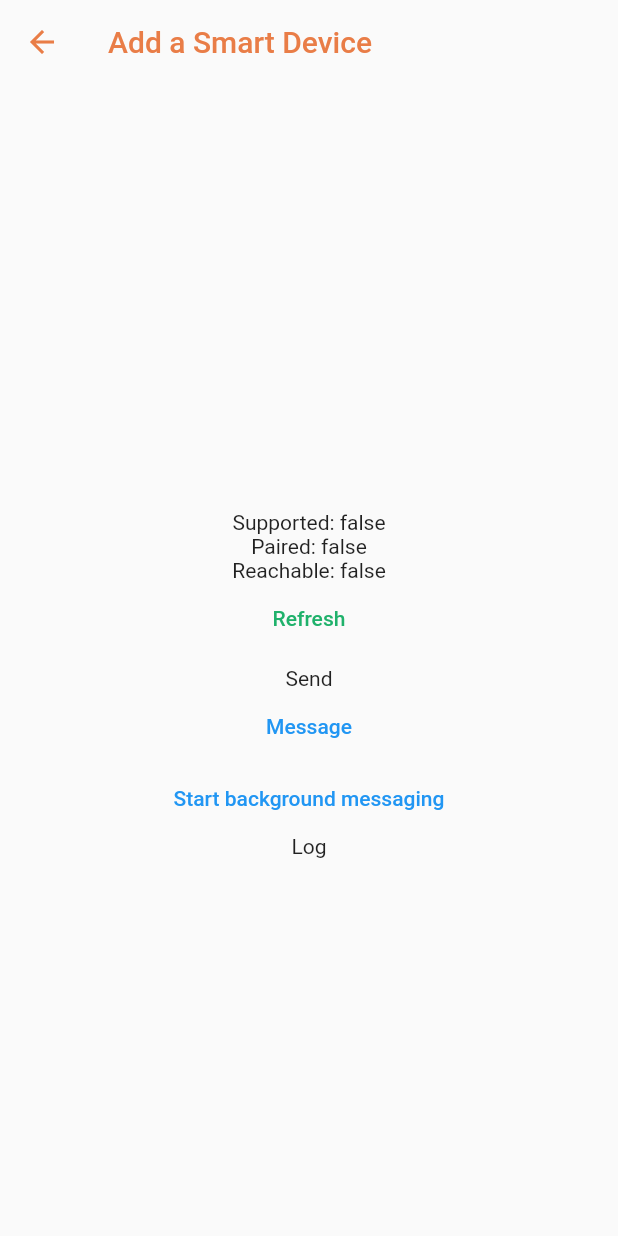
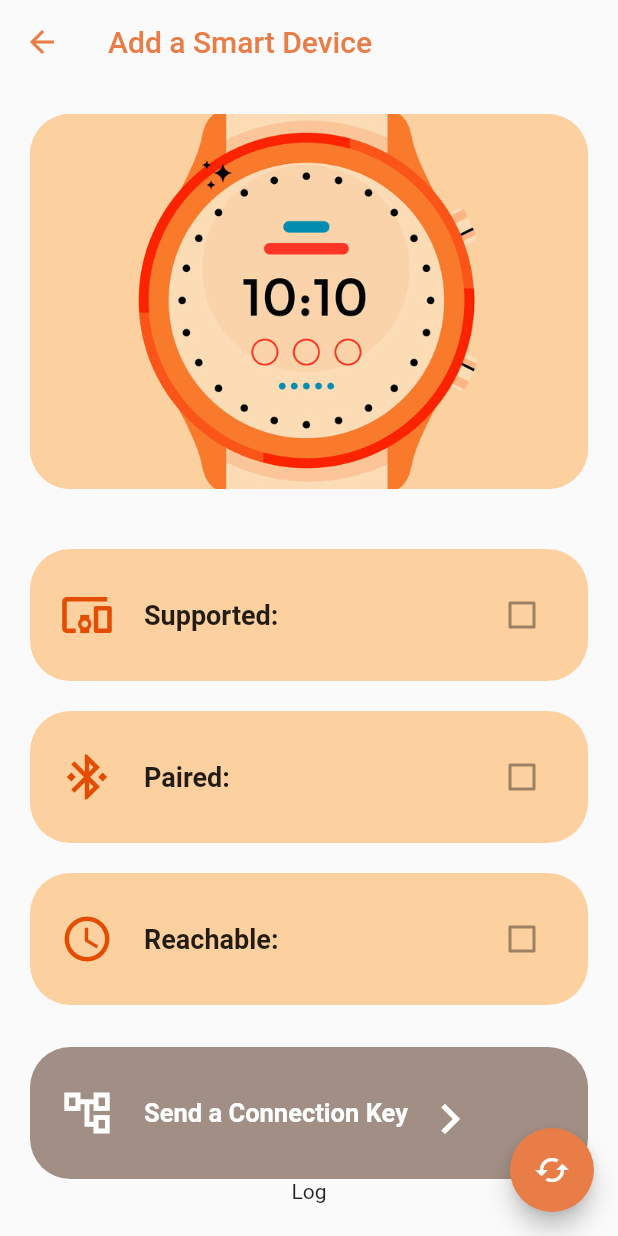
Before and after one commit to Google-Solution-Challenge-Metu/CanYouHearMe, a Flutter app: the AddDevice screen opened directly, on a phone screen of 412 x 824 dp. Run offline on Flutter 3.47's test engine with Material 2 defaults, Android fonts, the phone set to English and light mode, and no system bars; our stand-ins replace audioplayers, awesome_snackbar_content, cloud_firestore, firebase_auth, firebase_core, firebase_storage and 12 more; missing offline and left inert: custom_info_window, dart:ffi, open_street_map_search_and_pick, rotary_scrollbar, watch_connectivity, watch_connectivity_garmin and 1 more; accounts and stored records are empty; project files that could hold a hidden picture were left out.

Commit message:
Add device ui

```diff
--- a/lib/screens/profile/add_smart_device.dart
+++ b/lib/screens/profile/add_device/add_smart_device.dart
@@ -1,3 +1,4 @@
+import 'package:dietapp/screens/profile/add_device/send_tile.dart';
 import 'package:flutter/material.dart';
 import 'dart:async';
 import 'dart:io';
@@ -5,6 +6,8 @@ import 'package:watch_connectivity/watch_connectivity.dart';
 import 'package:watch_connectivity_garmin/watch_connectivity_garmin.dart';
 import 'package:firebase_auth/firebase_auth.dart';
 import 'package:cloud_firestore/cloud_firestore.dart';
+
+import 'check_tile.dart';
 
 class AddDevice extends StatefulWidget {
   const AddDevice({super.key});
@@ -84,7 +87,7 @@ class _AddDeviceState extends State<AddDevice> {
   void sendMessage() {
     final message = {"email": email, "password":password};
     _watch.sendMessage(message);
-    setState(() => _log.add('email:'+message["email"].toString()));
+    setState(() => _log.add('Notice: You have been sent "connection key" to your smart device. Please refresh your smart device.'));
   }
 
   @override
@@ -104,25 +107,43 @@ class _AddDeviceState extends State<AddDevice> {
           ),
       ),
       body: Center(
-        child: SingleChildScrollView(
-          padding: const EdgeInsets.all(16),
-          child: SafeArea(
             child: Column(
-              mainAxisAlignment: MainAxisAlignment.center,
+              //mainAxisAlignment: MainAxisAlignment.center,
               children: [
-                Text(email),
-                Text(password),
-                Text('Supported: $_supported'),
-                Text('Paired: $_paired'),
-                Text('Reachable: $_reachable'),
-                if (_watch is! WatchConnectivityGarmin) ...[
-                  Text('Context: $_context'),
-                  //Text('Received contexts: $_receivedContexts'),
-                ],
-                TextButton(
-                  onPressed: initPlatformState,
-                  child: const Text('Refresh',style: TextStyle(color: Color.fromARGB(255, 31, 177, 107)),),
+                Padding(
+                  padding: const EdgeInsets.all(20),
+                  child: Container(
+                    height: 250,
+                    padding: EdgeInsets.all(20),
+                    decoration: BoxDecoration(
+                      image: DecorationImage(
+                        fit: BoxFit.cover,
+                        image: AssetImage(
+                          'assets/images/watch_vector.png',
+                        ),
+                      ),
+                      //shape: BoxShape.circle,
+                      color: Color.fromARGB(255, 251, 190, 160),
+                      borderRadius: BorderRadius.circular(27),
+                    ),
+                  ),
                 ),
+                CheckTile(
+                  Titles: 'Supported:',
+                  bools: _supported,
+                  iconss: Icons.devices_other_outlined,
+                ),
+                CheckTile(
+                  Titles: 'Paired:',
+                  bools: _paired,
+                  iconss: Icons.bluetooth_connected,
+                ),
+                CheckTile(
+                  Titles: 'Reachable:',
+                  bools: _reachable,
+                  iconss: Icons.access_time_outlined,
+                ),
+
                 if (_watch is WatchConnectivityGarmin && Platform.isIOS)
                   TextButton(
                     onPressed:
@@ -130,37 +151,32 @@ class _AddDeviceState extends State<AddDevice> {
                     child: const Text('Open device selection'),
                   ),
                 const SizedBox(height: 8),
-                const Text('Send'),
-                Row(
-                  mainAxisAlignment: MainAxisAlignment.center,
-                  children: [
-                    TextButton(
-                      onPressed: sendMessage,//sendMessage,
-                      child: const Text('Message'),
-                    ),
-                    if (_watch is! WatchConnectivityGarmin) ...[
-                      const SizedBox(width: 8),
-                      TextButton(
-                        onPressed: sendMessage,//sendContext,
-                        child: const Text('Context'),
-                      ),
-                    ],
-                  ],
-                ),
-                TextButton(
-                  onPressed: sendMessage,//toggleBackgroundMessaging,
-                  child: Text(
-                    '${timer == null ? 'Start' : 'Stop'} background messaging',
-                    textAlign: TextAlign.center,
+
+                Padding(
+                padding: EdgeInsets.only(left:20,right: 20,top:20),
+                child:
+                  (_supported&_paired&_reachable)?
+                  SendTile(
+                    colorset: Color(0xffe97d47),
+                    func: sendMessage,
+                  ):
+                  SendTile(
+                    colorset: Color.fromARGB(255, 161, 142, 133),
+                    func: sendMessage,
                   ),
                 ),
-                const SizedBox(width: 16),
+                const SizedBox(width: 50),
                 const Text('Log'),
                 ..._log.reversed.map(Text.new),
               ],
             ),
           ),
-        ),
+
+      floatingActionButton: FloatingActionButton(     // refresh
+        backgroundColor: Color(0xffe97d47),
+        onPressed: initPlatformState,
+        tooltip: "Refresh the page",
+        child: const Icon(Icons.cached_outlined),
       ),
     );
   }
--- /dev/null
+++ b/lib/screens/profile/add_device/check_tile.dart
@@ -0,0 +1,48 @@
+
+import 'dart:ffi';
+
+import 'package:flutter/material.dart';
+
+class CheckTile extends StatelessWidget {
+  final String Titles;
+  final bool bools;
+  final IconData iconss;
+  CheckTile({super.key, required this.Titles, required this.bools, required this.iconss});
+
+  @override
+  Widget build(BuildContext context) {
+    return Padding(
+      padding: EdgeInsets.only(left:20,right: 20,top:20),
+      child: Container(
+        padding: EdgeInsets.all(20),
+        decoration: BoxDecoration(
+          color: Color.fromARGB(255,252,209,159),
+          borderRadius: BorderRadius.circular(27),
+        ),
+        child: Row(
+          mainAxisAlignment: MainAxisAlignment.spaceBetween,
+          children: [
+            Row(
+              children: [
+                Icon(
+                  iconss,
+                  color: Color.fromARGB(255, 227, 76, 1),
+                  size: 36.0,
+                ),
+                SizedBox(width: 20,),
+                Text(Titles,style: TextStyle(
+                  fontWeight: FontWeight.bold,
+                  fontSize: 18,
+                ),),
+              ],
+            ),
+            Checkbox(
+                      value: bools,
+                      activeColor: Color(0xffe97d47),
+                      onChanged: null),
+          ],
+        ),
+      ),
+    );
+  }
+}
--- /dev/null
+++ b/lib/screens/profile/add_device/send_tile.dart
@@ -0,0 +1,47 @@
+import 'package:flutter/material.dart';
+
+
+class SendTile extends StatelessWidget {
+  final Color colorset;
+  final void Function()? func;
+  const SendTile({super.key, required this.colorset, required this.func,});
+
+  @override
+  Widget build(BuildContext context) {
+    return Container(
+      padding: EdgeInsets.all(20),
+      decoration: BoxDecoration(
+        color: colorset,
+        borderRadius: BorderRadius.circular(27),
+      ),
+      child: Row(
+        mainAxisAlignment: MainAxisAlignment.spaceBetween,
+        children: [
+          Row(
+            children: [
+              Icon(
+                Icons.account_tree_outlined ,
+                color: Color.fromARGB(255, 255, 255, 255),
+                size: 36.0,
+              ),
+              SizedBox(width: 20,),
+              Text("Send a Connection Key",style: TextStyle(
+                fontWeight: FontWeight.bold,
+                color: Colors.white,
+                fontSize: 17,
+              ),),
+              IconButton(
+                onPressed: func,
+                icon: Icon(
+                  Icons.keyboard_arrow_right_outlined,
+                  color: Color.fromARGB(255, 255, 255, 255),
+                  size: 40.0,
+                )
+              ),
+            ],
+          ),
+        ],
+      ),
+    );
+  }
+}
--- a/lib/screens/profile/profile_screen.dart
+++ b/lib/screens/profile/profile_screen.dart
@@ -3,7 +3,7 @@ import 'package:dietapp/screens/components/posts.dart';
 import 'package:firebase_auth/firebase_auth.dart';
 import "package:flutter/material.dart";
 
-import 'add_smart_device.dart';
+import 'add_device/add_smart_device.dart';
 
 class ProfileScreen extends StatefulWidget {
   const ProfileScreen({super.key});
--- a/pubspec.yaml
+++ b/pubspec.yaml
@@ -83,8 +83,9 @@ dependency_overrides:
 flutter:
   uses-material-design: true
   assets:
+    - assets/images/
     - assets/
-    - assets/images/
+
 
 
 
```
Also changed, not shown: assets/images/watch_vector.png (added), lib/wearOS_module/wear_login.dart (indentation only).
